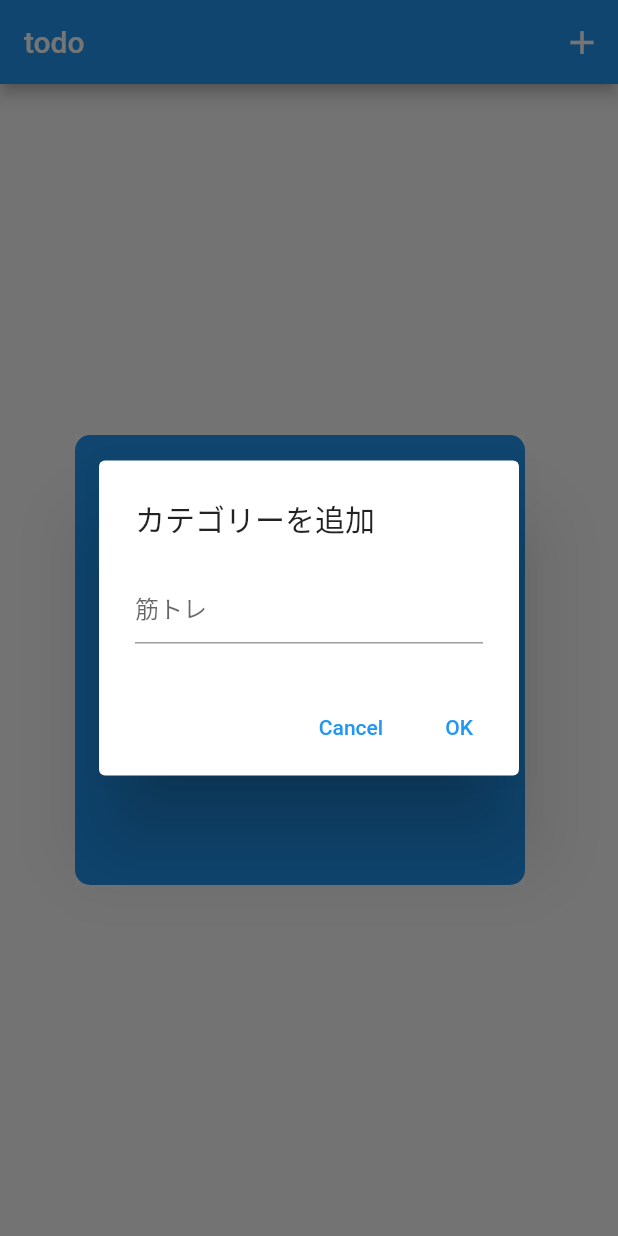
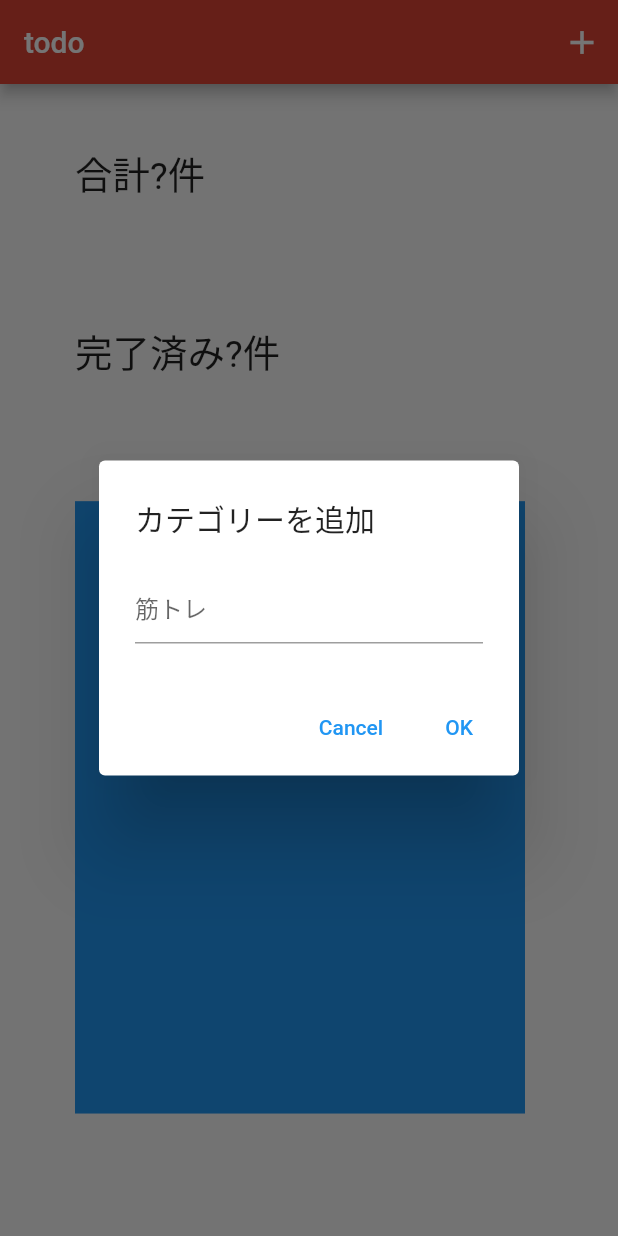
Before and after one commit to TTTTk84/Simple-TodoApp, a Flutter app: the screen it shows after launch, after a tap on the "add" icon, on a phone screen of 412 x 824 dp. Run offline on Flutter 3.47's test engine with Material 2 defaults, Android fonts, the phone set to English and light mode, and no system bars.

Commit message:
[Add] flex追加

```diff
--- a/lib/main.dart
+++ b/lib/main.dart
@@ -14,6 +14,10 @@ class MyApp extends StatelessWidget {
       create: (_) => TodoProvider(),
       child: MaterialApp(
         title: 'Todo List',
+        theme: ThemeData(
+          accentColor: Colors.orange,
+          primaryColor: const Color(0xFFDE4435),
+        ),
         home: HomePage(),
       ),
     );
--- a/lib/viewmodel/todo_provider.dart
+++ b/lib/viewmodel/todo_provider.dart
@@ -34,7 +34,6 @@ class TodoProvider with ChangeNotifier {
       [],
     );
     _toDoList.add(newtodo);
-    print('_toDoList: ${_toDoList}');
     notifyListeners();
   }
 
--- a/lib/widgets/home.dart
+++ b/lib/widgets/home.dart
@@ -36,7 +36,33 @@ class _HomePageState extends State<HomePage> with TickerProviderStateMixin {
             ),
           ],
         ),
-        body: TodoBuilder(todo_provider.itemsList),
+        body: Column(
+          crossAxisAlignment: CrossAxisAlignment.start,
+          children: <Widget>[
+            Spacer(),
+            Padding(
+              padding: EdgeInsets.only(left: 50.0),
+              child: Text(
+                '合計?件',
+                style: TextStyle(fontSize: 25.0),
+              ),
+            ),
+            Spacer(flex: 2),
+            Padding(
+              padding: EdgeInsets.only(left: 50.0),
+              child: Text(
+                '完了済み?件',
+                style: TextStyle(fontSize: 25.0),
+              ),
+            ),
+            Spacer(flex: 2),
+            Flexible(
+              flex: 10,
+              child: TodoBuilder(todo_provider.itemsList),
+            ),
+            Spacer(flex: 2),
+          ],
+        ),
       ),
     );
   }
--- a/lib/widgets/todo_builder.dart
+++ b/lib/widgets/todo_builder.dart
@@ -29,26 +29,11 @@ class _TodoBuilderState extends State<TodoBuilder>
               //   ),
               // );
             },
-            child: Center(
-              child: Container(
-                child: Stack(
-                  children: [
-                    Hero(
-                      tag: _todo.uuid + '_back',
-                      child: Container(
-                        decoration: BoxDecoration(
-                          color: Colors.blue,
-                          borderRadius: BorderRadius.circular(10.0),
-                        ),
-                      ),
-                    ),
-                  ],
-                ),
-                color: Colors.white,
-                width: 300.0,
-                height: 300.0,
-                margin: EdgeInsets.fromLTRB(50, 60, 50, 60),
-              ),
+            child: Container(
+              width: 300,
+              height: 300,
+              color: Colors.blue,
+              margin: EdgeInsets.fromLTRB(50, 0, 50, 0),
             ),
           );
         });
```
